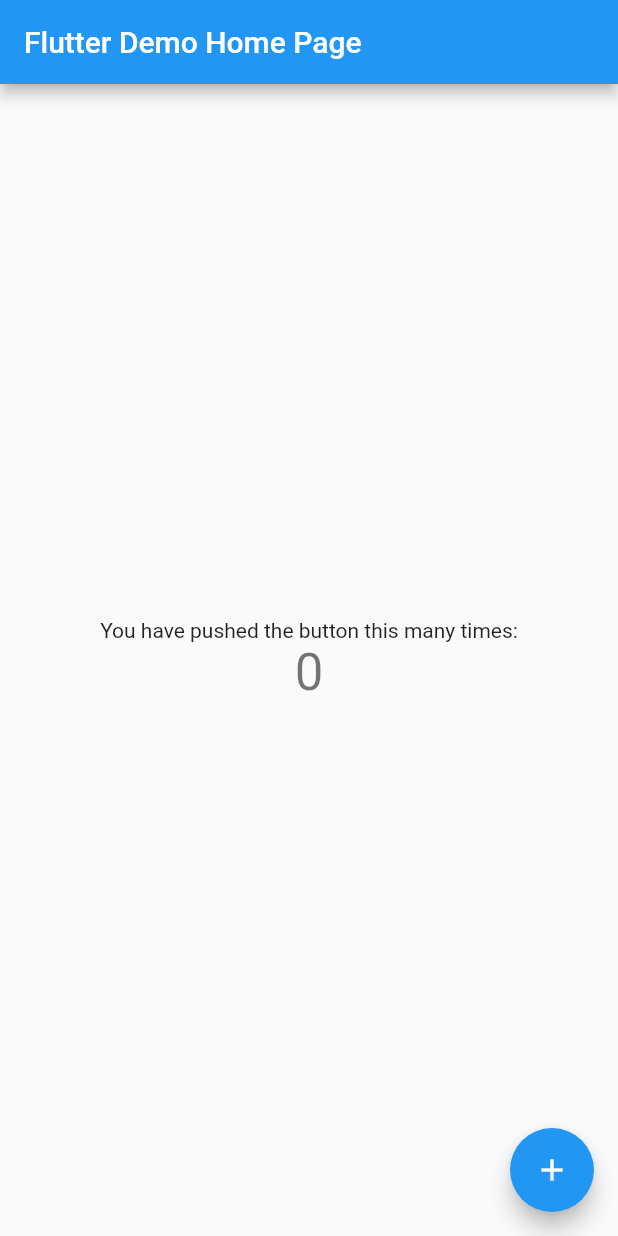
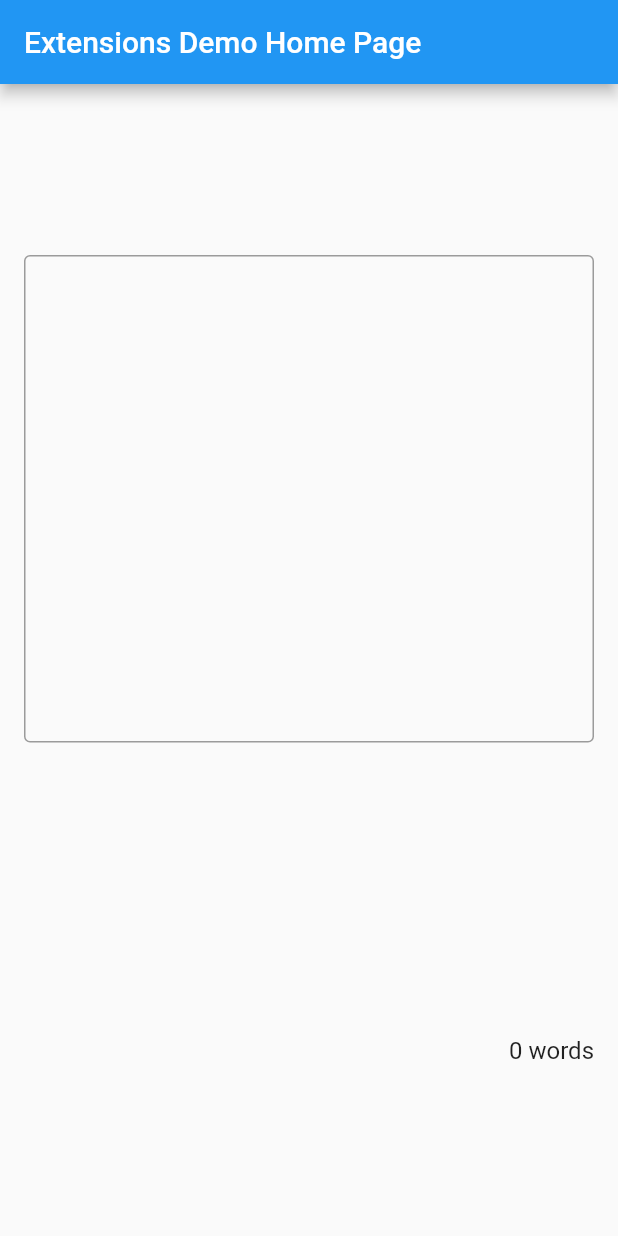
Before and after one commit to Ayman-Barghout/flutter-guides, a Flutter app: the screen it shows after launch, on a phone screen of 412 x 824 dp. Run offline on Flutter 3.47's test engine with Material 2 defaults, Android fonts, the phone set to English and light mode, and no system bars.

Commit message:
added extensions_guide code

```diff
--- /dev/null
+++ b/extensions_guide/lib/helpers.dart
@@ -0,0 +1,16 @@
+import 'package:flutter/widgets.dart';
+
+int getWordsCount(String string) {
+  if (string.trim().isEmpty) {
+    return 0;
+  }
+  return string.trim().split(RegExp('(s|\\W)+')).length;
+}
+
+double getScreenHeight(BuildContext context) {
+  return MediaQuery.of(context).size.height;
+}
+
+num addTen(num number) {
+  return number + 10;
+}
--- a/extensions_guide/lib/main.dart
+++ b/extensions_guide/lib/main.dart
@@ -1,3 +1,4 @@
+import 'package:extensions_guide/helpers.dart';
 import 'package:flutter/material.dart';
 
 void main() {
@@ -5,43 +6,22 @@ void main() {
 }
 
 class MyApp extends StatelessWidget {
-  // This widget is the root of your application.
   @override
   Widget build(BuildContext context) {
     return MaterialApp(
-      title: 'Flutter Demo',
+      title: 'Extensions Demo',
       theme: ThemeData(
-        // This is the theme of your application.
-        //
-        // Try running your application with "flutter run". You'll see the
-        // application has a blue toolbar. Then, without quitting the app, try
-        // changing the primarySwatch below to Colors.green and then invoke
-        // "hot reload" (press "r" in the console where you ran "flutter run",
-        // or simply save your changes to "hot reload" in a Flutter IDE).
-        // Notice that the counter didn't reset back to zero; the application
-        // is not restarted.
           primarySwatch: Colors.blue,
-        // This makes the visual density adapt to the platform that you run
-        // the app on. For desktop platforms, the controls will be smaller and
-        // closer together (more dense) than on mobile platforms.
           visualDensity: VisualDensity.adaptivePlatformDensity,
-      ),
-      home: MyHomePage(title: 'Flutter Demo Home Page'),
+          inputDecorationTheme:
+              InputDecorationTheme(border: OutlineInputBorder())),
+      home: MyHomePage(title: 'Extensions Demo Home Page'),
     );
   }
 }
 
 class MyHomePage extends StatefulWidget {
   MyHomePage({Key key, this.title}) : super(key: key);
-
-  // This widget is the home page of your application. It is stateful, meaning
-  // that it has a State object (defined below) that contains fields that affect
-  // how it looks.
-
-  // This class is the configuration for the state. It holds the values (in this
-  // case the title) provided by the parent (in this case the App widget) and
-  // used by the build method of the State. Fields in a Widget subclass are
-  // always marked "final".
 
   final String title;
 
@@ -50,68 +30,46 @@ class MyHomePage extends StatefulWidget {
 }
 
 class _MyHomePageState extends State<MyHomePage> {
-  int _counter = 0;
+  String _text;
 
-  void _incrementCounter() {
-    setState(() {
-      // This call to setState tells the Flutter framework that something has
-      // changed in this State, which causes it to rerun the build method below
-      // so that the display can reflect the updated values. If we changed
-      // _counter without calling setState(), then the build method would not be
-      // called again, and so nothing would appear to happen.
-      _counter++;
-    });
+  @override
+  void initState() {
+    super.initState();
+    _text = '';
   }
 
   @override
   Widget build(BuildContext context) {
-    // This method is rerun every time setState is called, for instance as done
-    // by the _incrementCounter method above.
-    //
-    // The Flutter framework has been optimized to make rerunning build methods
-    // fast, so that you can just rebuild anything that needs updating rather
-    // than having to individually change instances of widgets.
+    final int maxLines = addTen(5);
     return Scaffold(
       appBar: AppBar(
-        // Here we take the value from the MyHomePage object that was created by
-        // the App.build method, and use it to set our appbar title.
         title: Text(widget.title),
       ),
-      body: Center(
-        // Center is a layout widget. It takes a single child and positions it
-        // in the middle of the parent.
+      body: Padding(
+        padding: const EdgeInsets.all(16),
+        child: SizedBox(
+          height: getScreenHeight(context),
           child: Column(
-          // Column is also a layout widget. It takes a list of children and
-          // arranges them vertically. By default, it sizes itself to fit its
-          // children horizontally, and tries to be as tall as its parent.
-          //
-          // Invoke "debug painting" (press "p" in the console, choose the
-          // "Toggle Debug Paint" action from the Flutter Inspector in Android
-          // Studio, or the "Toggle Debug Paint" command in Visual Studio Code)
-          // to see the wireframe for each widget.
-          //
-          // Column has various properties to control how it sizes itself and
-          // how it positions its children. Here we use mainAxisAlignment to
-          // center the children vertically; the main axis here is the vertical
-          // axis because Columns are vertical (the cross axis would be
-          // horizontal).
-          mainAxisAlignment: MainAxisAlignment.center,
+            mainAxisAlignment: MainAxisAlignment.spaceAround,
+            crossAxisAlignment: CrossAxisAlignment.end,
             children: <Widget>[
-            Text(
-              'You have pushed the button this many times:',
+              TextField(
+                onChanged: (value) {
+                  setState(() {
+                    _text = value;
+                  });
+                },
+                minLines: maxLines,
+                maxLines: maxLines,
               ),
               Text(
-              '$_counter',
-              style: Theme.of(context).textTheme.headline4,
+                '${getWordsCount(_text)} words',
+                style: Theme.of(context).textTheme.subtitle1,
               ),
             ],
           ),
         ),
-      floatingActionButton: FloatingActionButton(
-        onPressed: _incrementCounter,
-        tooltip: 'Increment',
-        child: Icon(Icons.add),
-      ), // This trailing comma makes auto-formatting nicer for build methods.
+      ),
     );
   }
 }
```
Also changed, not shown: extensions_guide/lib/extensions.dart (added), 2 other files. Lines whose indentation alone changed are shown as unchanged.
